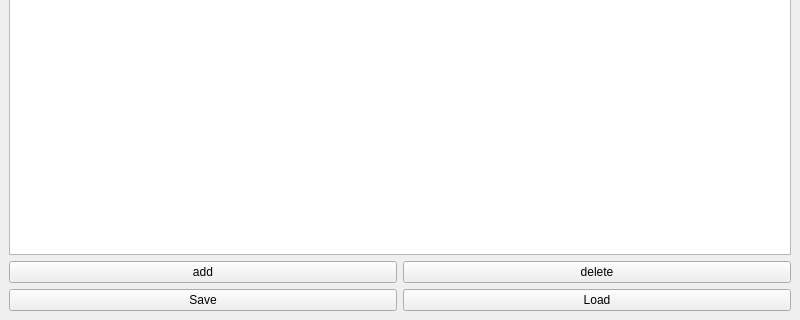
Qt form BaseEditor/baseeditor.ui (Seathe14/AVSyc) before a commit; both pictures show x 0 to 800 and y 280 to 600 of the 800 by 600 pixel window.
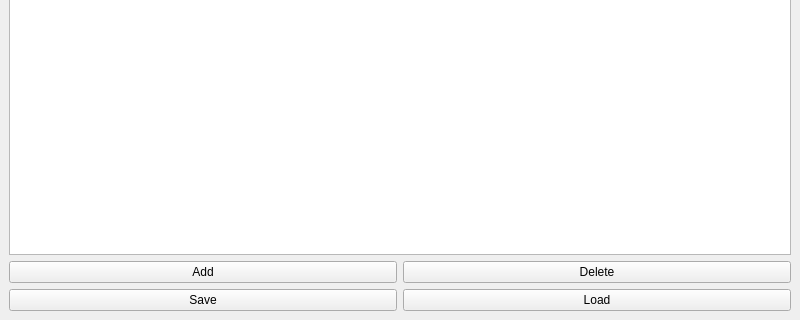
The same form after that commit.

Patch:
```diff
--- a/BaseEditor/baseeditor.ui
+++ b/BaseEditor/baseeditor.ui
@@ -36,14 +36,14 @@
     <item row="1" column="0">
      <widget class="QPushButton" name="pushButton">
       <property name="text">
-       <string>add</string>
+       <string>Add</string>
       </property>
      </widget>
     </item>
     <item row="1" column="1">
      <widget class="QPushButton" name="pushButton_2">
       <property name="text">
-       <string>delete</string>
+       <string>Delete</string>
       </property>
      </widget>
     </item>
```
Left out of the diff: 10 changed lines with no effect on the pictures.
